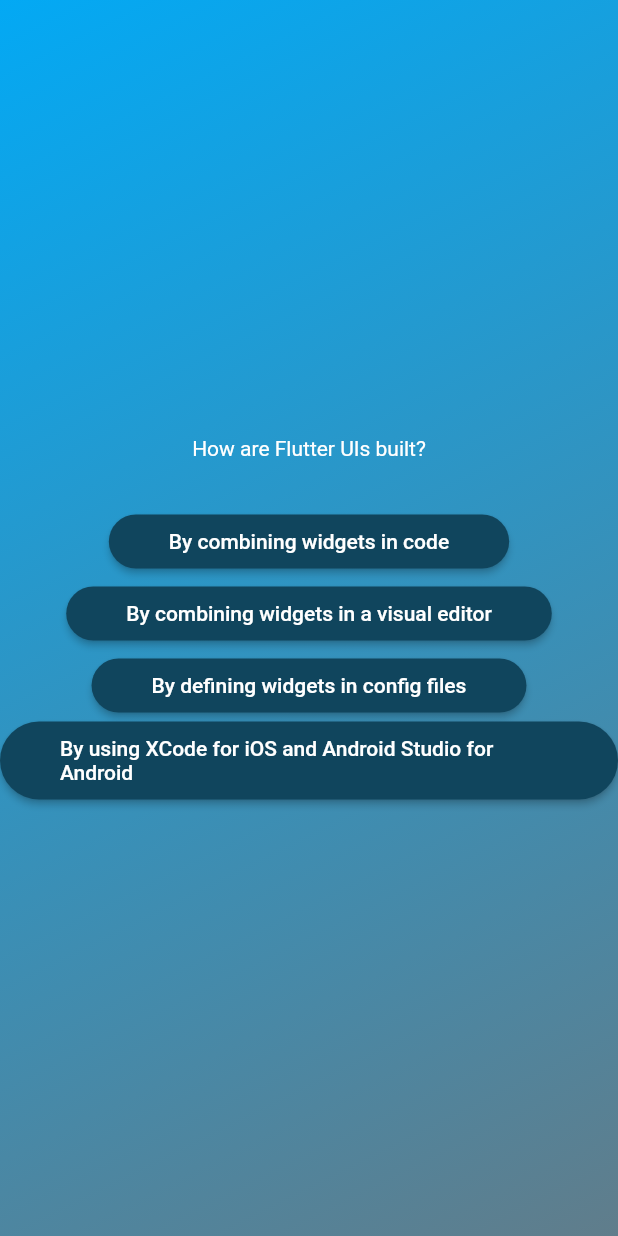
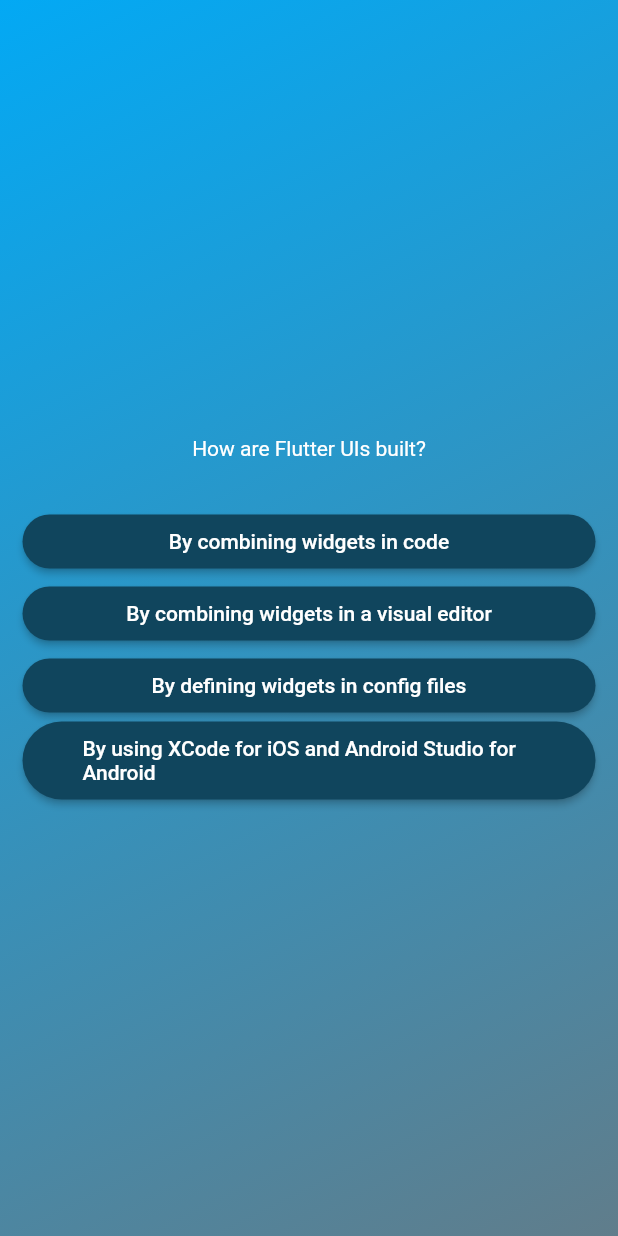
Before and after one commit to alvinwarui29/flutter, a Flutter app: the screen it shows after launch, after a tap on "Start quiz", on a phone screen of 412 x 824 dp. Run offline on Flutter 3.47's test engine with Material 2 defaults, Android fonts, the phone set to English and light mode, and no system bars.

Commit message:
add margin to button

```diff
--- a/lib/questions_screen.dart
+++ b/lib/questions_screen.dart
@@ -16,16 +16,23 @@ class _QuestionScreenState extends State<QuestionScreen> {
     final currentQuestion = questions[1];
     return SizedBox(
       width: double.infinity,
+      child: Container(
+        margin: const EdgeInsets.only(left: 15, right: 15),
         child: Column(
           mainAxisAlignment: MainAxisAlignment.center,
+          crossAxisAlignment: CrossAxisAlignment.stretch,
           children: [
-          Text(style: TextStyle(color: (Colors.white)), currentQuestion.text),
+            Text(
+                style: const TextStyle(color: (Colors.white)),
+                textAlign: TextAlign.center,
+                currentQuestion.text),
             const SizedBox(height: 30),
             ...currentQuestion.answers.map((answers) {
               return AnswerButton(answer: answers, onTap: () {});
             })
           ],
         ),
+      ),
     );
   }
 }
```
Lines whose indentation alone changed are shown as unchanged.
